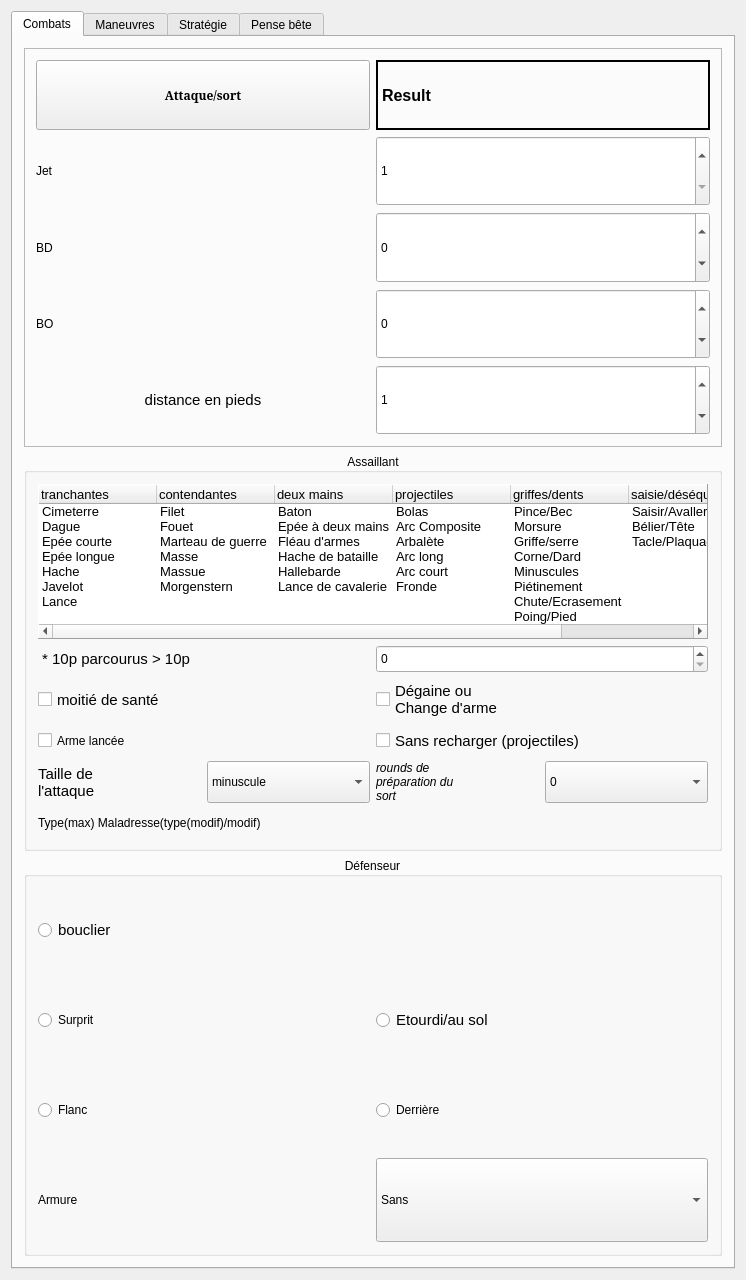
e2002e/JRTM-MERP, file mainwindow.ui: the form before one commit.
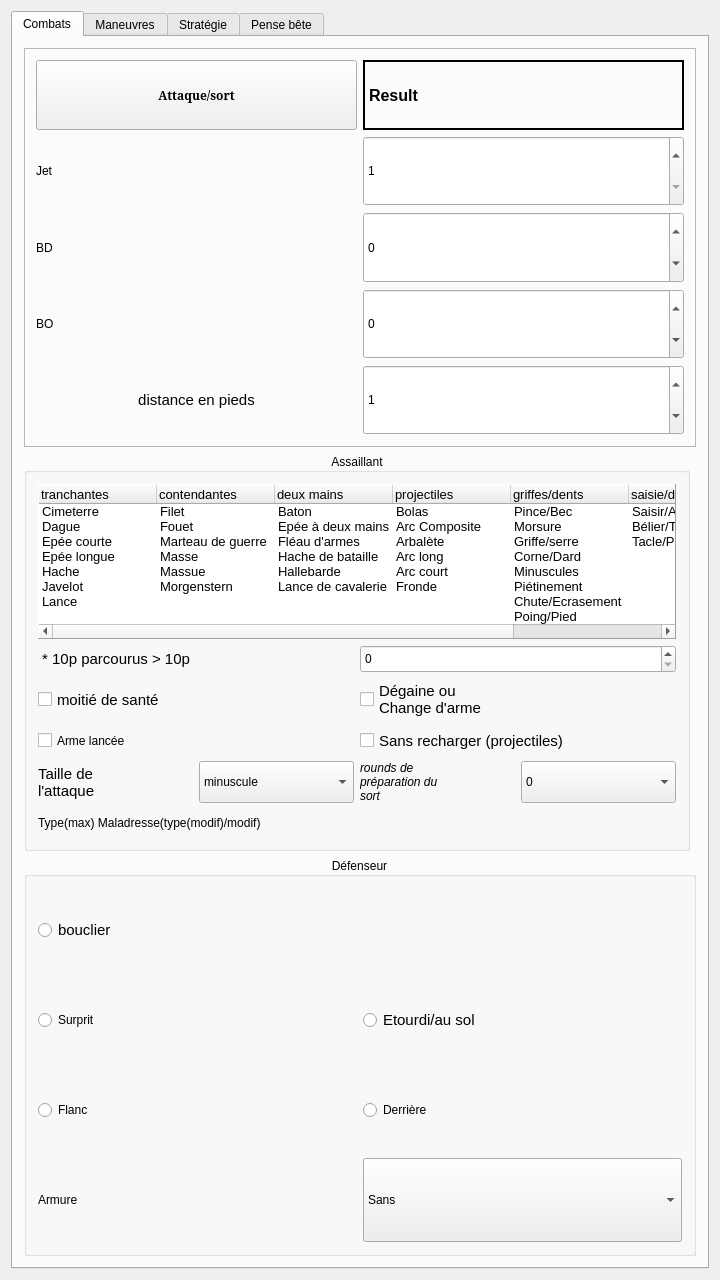
The form after the commit.

Diff of the .ui file:
```diff
--- a/mainwindow.ui
+++ b/mainwindow.ui
@@ -6,7 +6,7 @@
    <rect>
     <x>0</x>
     <y>0</y>
-    <width>746</width>
+    <width>720</width>
     <height>1280</height>
    </rect>
   </property>
@@ -65,6 +65,9 @@
         <height>0</height>
        </size>
       </property>
+      <property name="layoutDirection">
+       <enum>Qt::LeftToRight</enum>
+      </property>
       <property name="currentIndex">
        <number>0</number>
       </property>
@@ -76,7 +79,7 @@
         <string>Combats</string>
        </attribute>
        <layout class="QGridLayout" name="gridLayout_4">
-        <item row="1" column="0" colspan="2">
+        <item row="1" column="0">
          <widget class="QGroupBox" name="groupBox_2">
           <property name="title">
            <string>Assaillant</string>
@@ -935,7 +938,7 @@
           </layout>
          </widget>
         </item>
-        <item row="3" column="0" colspan="2">
+        <item row="2" column="0" colspan="2">
          <widget class="QGroupBox" name="groupBox">
           <property name="title">
            <string>Défenseur</string>
```
